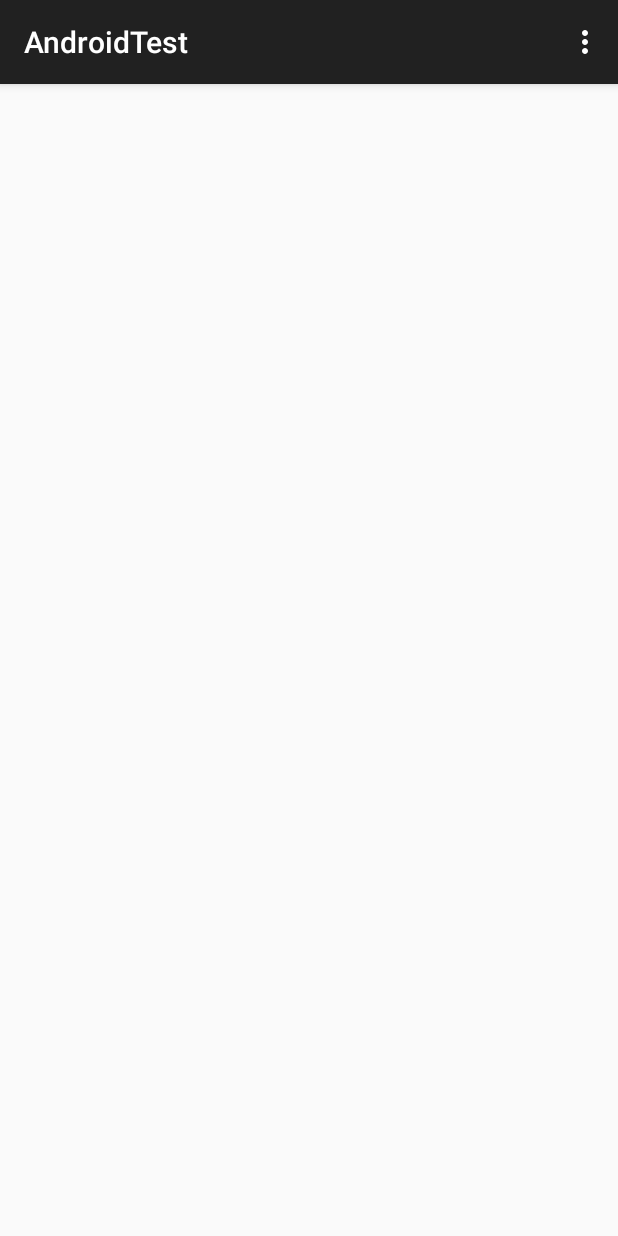
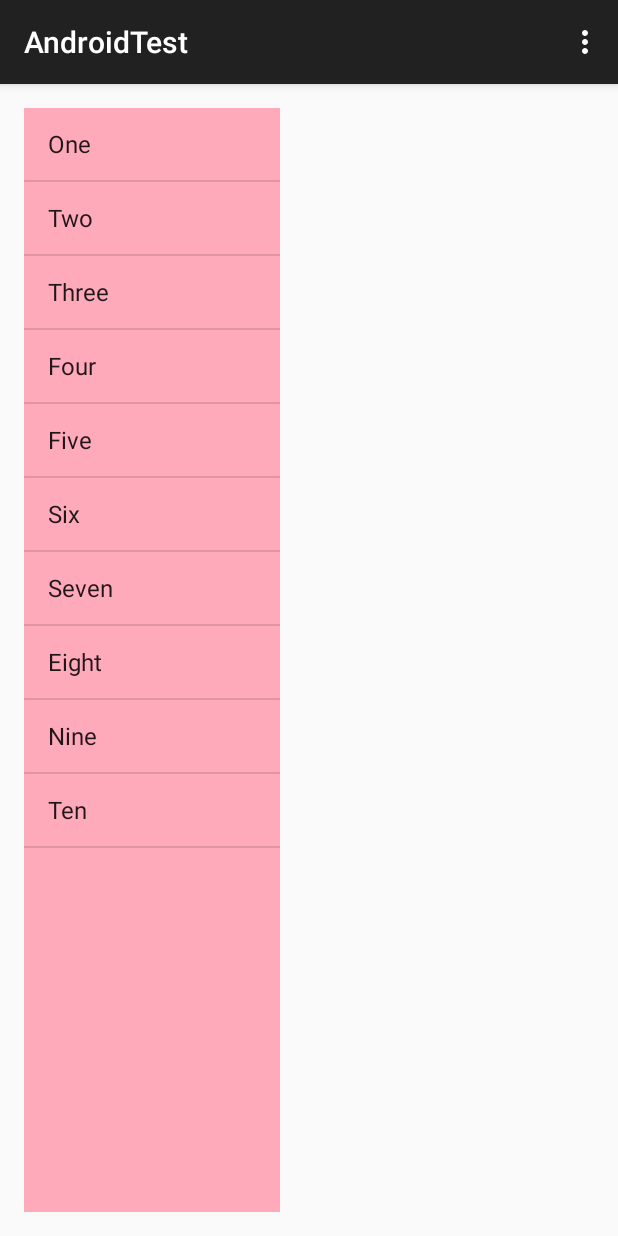
Before and after one commit to BitmineBarry/android_cake, an Android app: the screen it shows after launch (MainActivity), on a phone screen of 412 x 824 dp. Run offline under Robolectric (Android 15) with nearby library versions, the phone set to English and light mode, and no system bars; pictures from the network do not load.

Commit message:
display the list fragment with static data from an array to confirm the list is operational.

```diff
--- a/app/src/main/java/com/waracle/androidtest/MainActivity.java
+++ b/app/src/main/java/com/waracle/androidtest/MainActivity.java
@@ -10,6 +10,7 @@ import android.view.Menu;
 import android.view.MenuItem;
 import android.view.View;
 import android.view.ViewGroup;
+import android.widget.ArrayAdapter;
 import android.widget.BaseAdapter;
 import android.widget.ImageView;
 import android.widget.ListView;
@@ -75,7 +76,6 @@ public class MainActivity extends AppCompatActivity {
         private static final String TAG = PlaceholderFragment.class.getSimpleName();
 
         private ListView mListView;
-        private MyAdapter mAdapter;
 
         public PlaceholderFragment() { /**/ }
 
@@ -83,7 +83,7 @@ public class MainActivity extends AppCompatActivity {
         public View onCreateView(LayoutInflater inflater, ViewGroup container,
                                  Bundle savedInstanceState) {
             View rootView = inflater.inflate(R.layout.fragment_main, container, false);
-            mListView = (ListView) rootView.findViewById(R.id.list);
+            mListView = (ListView) rootView.findViewById(android.R.id.list);
             return rootView;
         }
 
@@ -91,17 +91,23 @@ public class MainActivity extends AppCompatActivity {
         public void onActivityCreated(Bundle savedInstanceState) {
             super.onActivityCreated(savedInstanceState);
 
+
+            ArrayAdapter adapter = ArrayAdapter.createFromResource(getActivity(),
+                    R.array.list_content, android.R.layout.simple_list_item_1);
+            this.setListAdapter(adapter);
+
             // Create and set the list adapter.
-            mAdapter = new MyAdapter();
-            mListView.setAdapter(mAdapter);
+//            mAdapter = new MyStubAdapter();
+            // llall ListFragment.setListAdapter(mAdapter);
+  //          mListView.setAdapter(mAdapter);
 
             // Load data from net.
-            try {
-                JSONArray array = loadData();
-                mAdapter.setItems(array);
-            } catch (IOException | JSONException e) {
-                Log.e(TAG, e.getMessage());
-            }
+//            try {
+//                JSONArray array = loadData();
+//                mAdapter.setItems(array);
+//            } catch (IOException | JSONException e) {
+//                Log.e(TAG, e.getMessage());
+//            }
         }
 
 
--- a/app/src/main/res/layout/fragment_main.xml
+++ b/app/src/main/res/layout/fragment_main.xml
@@ -9,8 +9,9 @@
     tools:context=".MainActivity$PlaceholderFragment">
 
     <ListView
-        android:text="@+id/list"
+        android:id="@android:id/list"
         android:layout_width="256px"
-        android:layout_height="match_parent" />
+        android:layout_height="match_parent"
+        android:background="#FFAABB"/>
 
 </RelativeLayout>
--- a/app/src/main/res/layout/list_item_layout.xml
+++ b/app/src/main/res/layout/list_item_layout.xml
@@ -13,8 +13,6 @@
             android:id="@+id/image"
             android:layout_width="wrap_content"
             android:layout_height="wrap_content" />
-
-    </LinearLayout>
 
         <RelativeLayout
             android:layout_toRightOf="@+id/image"
@@ -34,5 +32,7 @@
                 android:layout_below="@id/title" />
 
         </RelativeLayout>
+    </LinearLayout>
+
 
 </RelativeLayout>
--- a/app/src/main/res/values/strings.xml
+++ b/app/src/main/res/values/strings.xml
@@ -2,4 +2,19 @@
     <string name="app_name">AndroidTest</string>
     <string name="hello_world">Hello world!</string>
     <string name="action_refresh">Refresh</string>
+
+    <!--This is a test array to show the list fragment content without network access-->
+    <string-array name="list_content">Numbers>
+        <item>One</item>
+        <item>Two</item>
+        <item>Three</item>
+        <item>Four</item>
+        <item>Five</item>
+        <item>Six</item>
+        <item>Seven</item>
+        <item>Eight</item>
+        <item>Nine</item>
+        <item>Ten</item>
+    </string-array>
+
 </resources>
```
Also changed, not shown: app/src/main/java/com/waracle/androidtest/AsyncImageLoader.java (added, +91 -0 lines), app/src/main/java/com/waracle/androidtest/ImageLoader.java (+6 -5 lines), 2 other files. Lines whose indentation alone changed are shown as unchanged.
